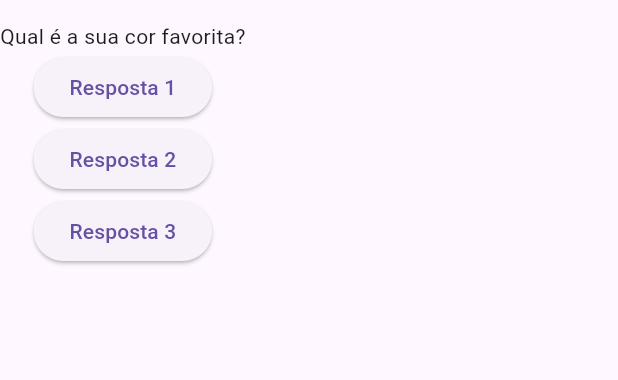
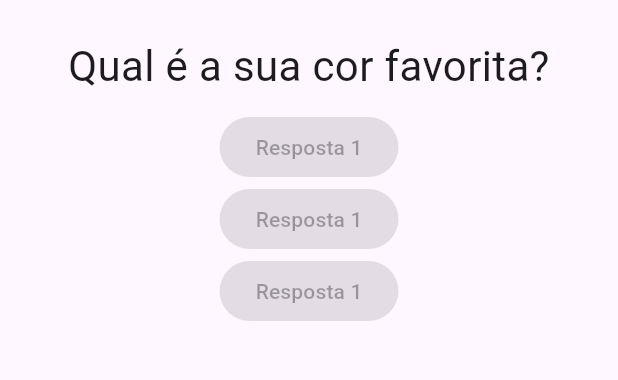
Before and after one commit to JonatasFSilva/curso_flutter, a Flutter app: the screen it shows after launch, on a phone screen of 412 x 824 dp, the part 63-443 px from its top. Run offline on Flutter 3.47's test engine with Material 3 defaults, Android fonts, the phone set to English and light mode, and no system bars.

Commit message:
criacao da classe resposta

```diff
--- a/projeto_perguntas/lib/main.dart
+++ b/projeto_perguntas/lib/main.dart
@@ -1,5 +1,6 @@
 import 'package:flutter/material.dart';
 import './questao.dart';
+import './resposta.dart';
 
 void main(List<String> args) {
   runApp(PerguntaApp());
@@ -29,12 +30,9 @@ class _PerguntaAppState extends State<PerguntaApp> {
         body: Column(
           children: <Widget>[
             Questao(perguntas[_perguntaSelecionada]),
-            ElevatedButton(
-                onPressed: _responder, child: const Text("Resposta 1")),
-            ElevatedButton(
-                onPressed: _responder, child: const Text("Resposta 2")),
-            ElevatedButton(
-                onPressed: _responder, child: const Text("Resposta 3")),
+            Resposta("Resposta 1"),
+            Resposta("Resposta 2"),
+            Resposta("Resposta 3"),
           ],
         ),
       ),
--- a/projeto_perguntas/lib/questao.dart
+++ b/projeto_perguntas/lib/questao.dart
@@ -7,6 +7,16 @@ class Questao extends StatelessWidget {
 
   @override
   Widget build(BuildContext context) {
-    return Text(texto);
+    return Container(
+      width: double.infinity,
+      margin: const EdgeInsets.all(10),
+      child: Text(
+        texto,
+        style: const TextStyle(
+          fontSize: 28
+        ),
+        textAlign: TextAlign.center,
+        ),
+    );
   }
 }
--- /dev/null
+++ b/projeto_perguntas/lib/resposta.dart
@@ -0,0 +1,13 @@
+import 'package:flutter/material.dart';
+
+class Resposta extends StatelessWidget {
+  final String texto;
+  const Resposta(this.texto);
+
+  @override
+  Widget build(BuildContext context) {
+    return       const ElevatedButton(
+                onPressed: null, child: Text("Resposta 1"));
+
+  }
+}
```
